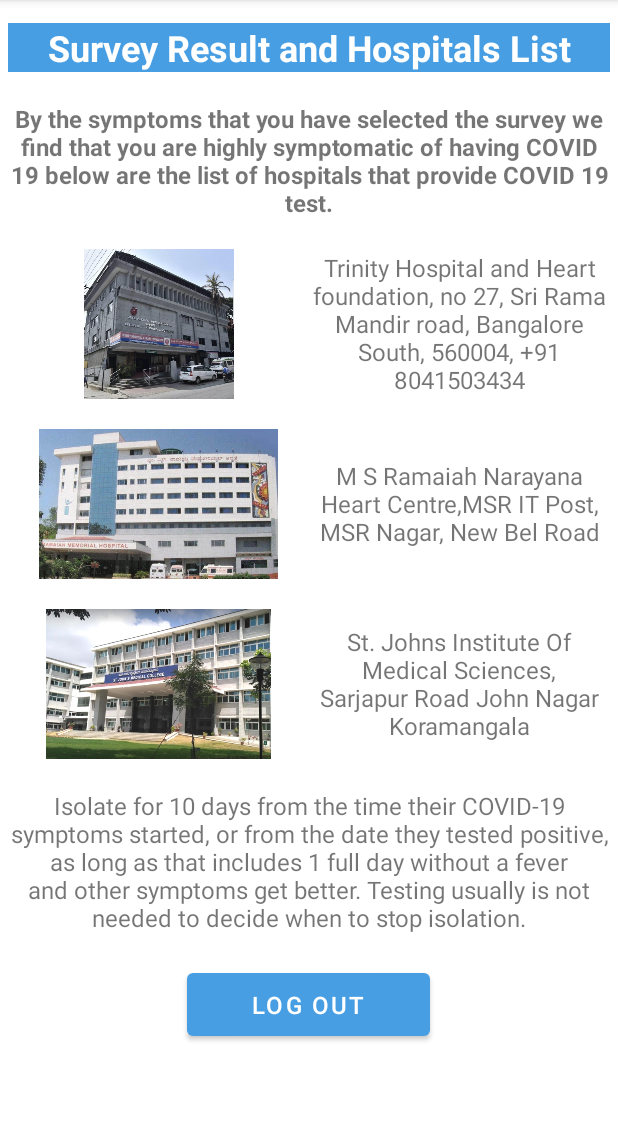
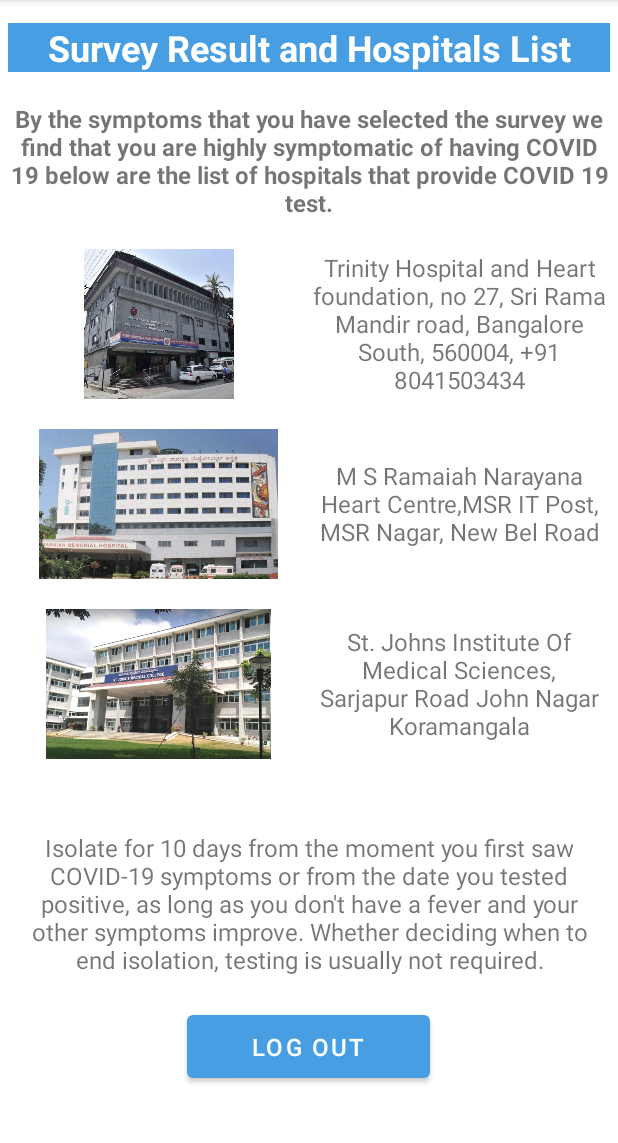
Before and after one commit to premkamalosipalli/MyApplication, an Android app: the Positive screen opened directly, with no data from a screen before it, on a phone screen of 412 x 824 dp, the part 84-1227 px from its top. Run offline under Robolectric (Android 15) with nearby library versions, the light colour scheme and no system bars.

Commit message:
All over changes in UI

```diff
--- a/app/src/main/res/layout/activity_positive.xml
+++ b/app/src/main/res/layout/activity_positive.xml
@@ -107,7 +107,16 @@
                 android:gravity="center"
                 android:text="@string/st_johns_institute_of_medical_sciences_sarjapur_road_john_nagar_koramangala_91_80_2206_5324"
                 android:textSize="16sp" />
+
         </LinearLayout>
+
+        <LinearLayout
+            android:layout_width="match_parent"
+            android:layout_height="0dp"
+            android:layout_margin="5sp"
+            android:layout_weight="1"
+            android:gravity="center"
+            android:orientation="vertical">
 
             <TextView
                 android:id="@+id/textView8"
@@ -116,7 +125,7 @@
                 android:layout_marginTop="10sp"
                 android:layout_marginBottom="10sp"
                 android:gravity="center"
-            android:text="@string/isolate_for_10_days_from_the_time_their_covid_19_symptoms_started_or_from_the_date_they_tested_positive_as_long_as_that_includes_1_full_day_without_a_fever_and_other_symptoms_get_better_testing_usually_isn_t_needed_to_decide_when_to_stop_isolation"
+                android:text="@string/isolate_for_10_days_from_the_moment_you_first_saw_covid_19_symptoms_or_from_the_date_you_tested_positive_as_long_as_you_don_t_have_a_fever_and_your_other_symptoms_improve_whether_deciding_when_to_end_isolation_testing_is_usually_not_required"
                 android:textSize="16sp" />
 
             <Button
@@ -125,8 +134,10 @@
                 android:layout_height="54sp"
                 android:layout_gravity="center"
                 android:layout_margin="10sp"
+                android:gravity="center"
                 android:text="@string/log_out"
                 android:textSize="16sp"
                 app:backgroundTint="#479EE3" />
         </LinearLayout>
+    </LinearLayout>
 </ScrollView>
--- a/app/src/main/res/values/strings.xml
+++ b/app/src/main/res/values/strings.xml
@@ -30,9 +30,7 @@
     <string name="name">Name</string>
     <string name="first_name">First Name</string>
     <string name="have_an_account">Have An Account ?</string>
-    <string name="coronavirus_disease_covid_19_is_an_infectious_disease_caused_by_a_newly_discovered_coronavirus_most_people_infected_with_the_covid_19_virus_will_experience_mild_to_moderate_respiratory_illness_and_recover_without_requiring_special_treatment_older_people_and_those_with_underlying_medical_problems_like_cardiovascular_disease_diabetes_chronic_respiratory_disease_and_cancer_are_more_likely_to_develop_serious_illness">
-        coronavirus disease covid 19 is an infectious disease caused by a newly discovered coronavirus most people infected with the covid 19 virus will experience mild to moderate respiratory illness and recover without requiring special treatment older people and those with underlying medical problems like cardiovascular disease diabetes chronic respiratory disease and cancer are more likely to develop Serious Illness
-    </string>
+
     <string name="as_you_are_having_symptoms_of_covid_19_we_recommend_you_to_take_covid_test_as_soon_as_possible_in_order_to_reduce_the_spread_of_disease_we_insist_you_to_follow_basic_instructions_below">
         As you are having symptoms of Covid 19. We recommend you to take Covid Test as soon as possible in order to reduce the spreed of disease we insist you to follow basic instructions below
     </string>
@@ -62,9 +60,6 @@
     <string name="st_johns_institute_of_medical_sciences_sarjapur_road_john_nagar_koramangala_91_80_2206_5324">
     St. Johns Institute Of Medical Sciences, Sarjapur Road John Nagar Koramangala
     </string>
-    <string name="isolate_for_10_days_from_the_time_their_covid_19_symptoms_started_or_from_the_date_they_tested_positive_as_long_as_that_includes_1_full_day_without_a_fever_and_other_symptoms_get_better_testing_usually_isn_t_needed_to_decide_when_to_stop_isolation">
-Isolate for 10 days from the time their COVID-19 symptoms started, or from the date they tested positive, as long as that includes 1 full day without a fever and other symptoms get better. Testing usually is not needed to decide when to stop isolation.
-    </string>
 
     <string name="cold">Cold</string>
     <string name="todo">Todo</string>
@@ -86,5 +81,7 @@ Isolate for 10 days from the time their COVID-19 symptoms started, or from the d
     <string name="image1">TODO</string>
     <string name="please_complete_the_following_survey_and_select_the_appropriate_answers_based_on_your_symptoms_we_will_tell_you_whether_you_have_covid_19_or_not_based_on_the_symptoms_you_have_selected">Please complete the following survey and select the appropriate answers based on your symptoms. We will tell you whether you have covid 19 or not based on the symptoms you have selected.</string>
     <string name="thank_you_for_taking_the_time_to_complete_the_survey_because_you_are_not_experiencing_any_of_the_symptoms_listed_in_the_survey_you_are_most_likely_not_infected_with_covid_19">Thank you for taking the time to complete the survey. Because you are not experiencing any of the symptoms listed in the survey, you are most likely not infected with COVID-19.</string>
+    <string name="isolate_for_10_days_from_the_moment_you_first_saw_covid_19_symptoms_or_from_the_date_you_tested_positive_as_long_as_you_don_t_have_a_fever_and_your_other_symptoms_improve_whether_deciding_when_to_end_isolation_testing_is_usually_not_required">Isolate for 10 days from the moment you first saw COVID-19 symptoms or from the date you tested positive, as long as you don\'t have a fever and your other symptoms improve. Whether deciding when to end isolation, testing is usually not required.</string>
+    <string name="coronavirus_covid_19_is_an_infectious_disease_caused_by_a_newly_discovered_virus_most_people_infected_with_the_covid_19_virus_will_experience_mild_to_moderate_respiratory_illness_and_those_with_underlying_medical_problems_like_cardiovascular_disease_diabetes_chronic_respiratory_disease_and_cancer_are_more_likely_to_develop_serious_illness">Coronavirus/COVID 19 is an infectious disease caused by a newly discovered virus. Most people infected with the COVID 19 virus will experience mild to moderate respiratory illness and those with underlying medical problems like cardiovascular disease diabetes chronic respiratory disease and cancer are more likely to develop Serious Illness.</string>
 
 </resources>
```
Also changed, not shown: app/src/main/java/com/example/myapplication/MainActivity.kt (+4 -4 lines), app/src/main/res/layout/activity_covid_test.xml (+4 -8 lines), app/src/main/res/layout/activity_negative.xml (+11 -1 lines), app/src/main/res/layout/activity_welcome.xml (+15 -28 lines). Lines whose indentation alone changed are shown as unchanged.
